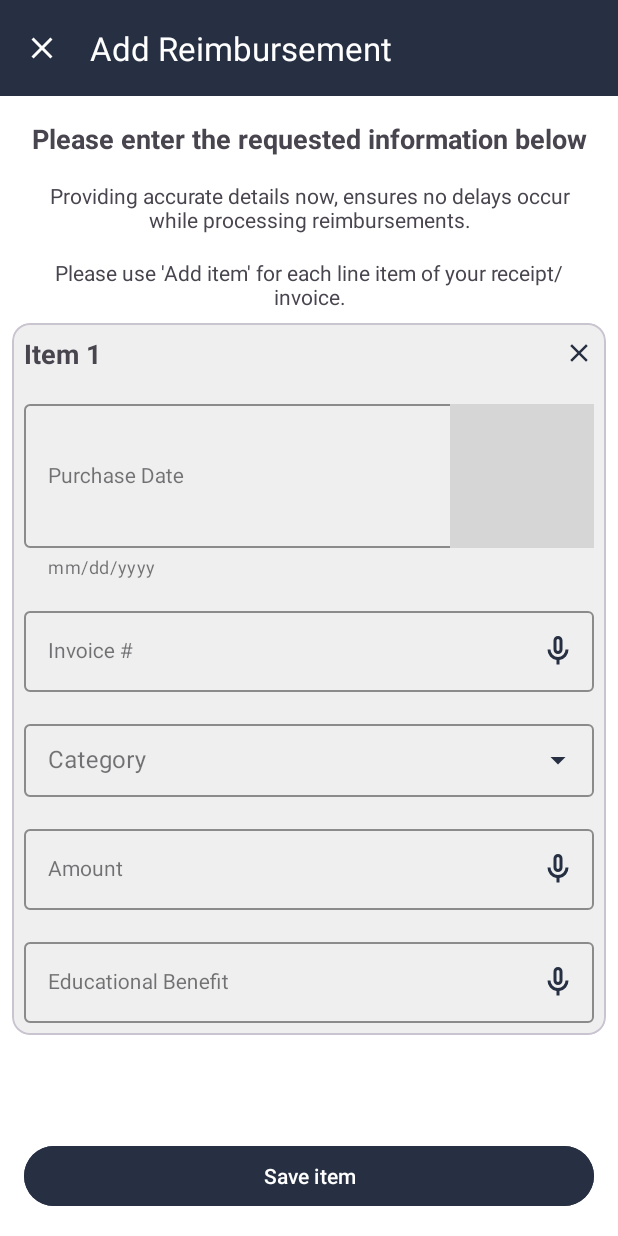
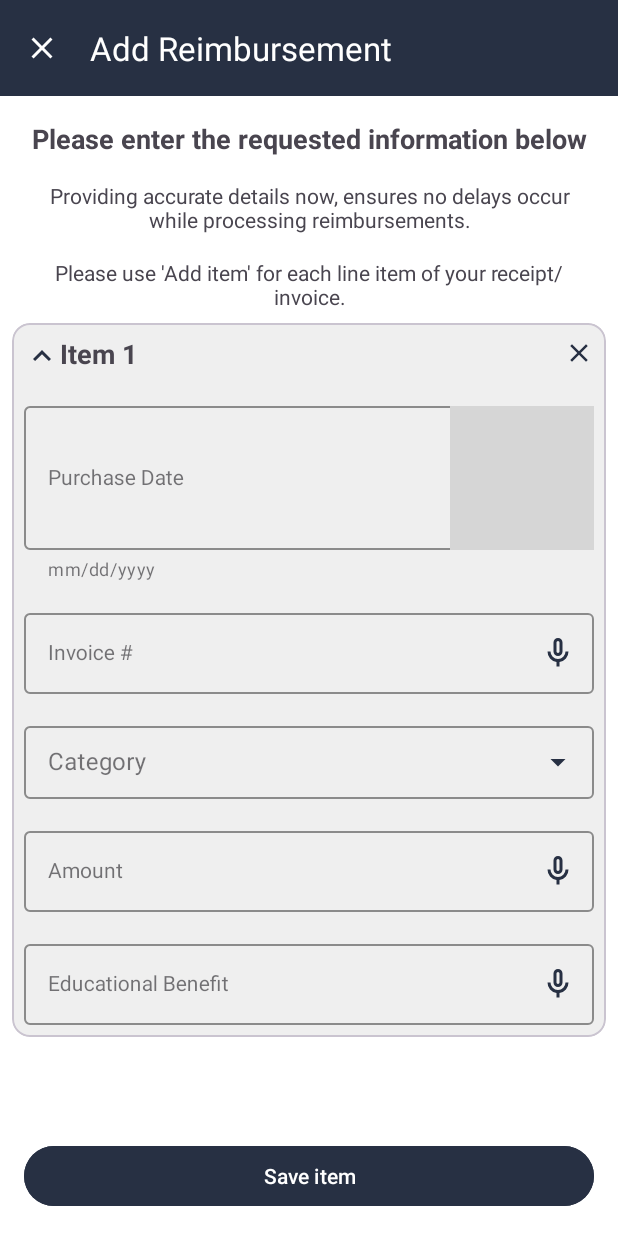
Before and after one commit to sanjamilunovic/master, an Android app: the fragment StepThreeFragment placed in its activity, on a phone screen of 412 x 824 dp. Run offline under Robolectric (Android 15) with nearby library versions, the phone set to English and light mode, and no system bars; our stand-ins replace ButterKnife; libraries missing offline, so code that uses them is left out: com.stepstone.stepper; plain views replace StepperLayout; 2 statements that could not run were skipped; grey boxes are pictures that could not be loaded.

Commit message:
Update permissions

```diff
--- a/app/src/main/java/com/example/ema/adapters/AddItemAdapter.java
+++ b/app/src/main/java/com/example/ema/adapters/AddItemAdapter.java
@@ -272,9 +272,9 @@ public class AddItemAdapter extends RecyclerView.Adapter<AddItemAdapter.AddItemV
 
         holder.txtItem.setText("Item" + " " + (position + 1));
         holder.mainCont.setOnClickListener(v -> onClick(holder, position));
-        holder.cardViewCont.setOnClickListener(v -> onCardViewClick(holder));
         holder.iconDelete.setOnClickListener(v -> deleteItem(holder, position));
-        holder.imageViewExpandCollapse.setOnClickListener(v -> expandCollapseItem(holder));
+        holder.imageViewExpandMore.setOnClickListener(v -> expandItem(holder));
+        holder.imageViewCollapse.setOnClickListener(v -> collapseItem(holder));
 
         if(item.getPurchaseDate()!=null) {
             SimpleDateFormat sdf = new SimpleDateFormat("MM/dd/yyyy", Locale.getDefault());
@@ -310,7 +310,10 @@ public class AddItemAdapter extends RecyclerView.Adapter<AddItemAdapter.AddItemV
         if(lstItems.size()-1==position) {
             currentViewHolder = holder;
             currentViewHolder.detailsLayout.setVisibility(View.VISIBLE);
+            currentViewHolder.imageViewExpandMore.setVisibility(View.GONE);
+            currentViewHolder.imageViewCollapse.setVisibility(View.VISIBLE);
         }
+
 
 
     }
@@ -358,8 +361,10 @@ public class AddItemAdapter extends RecyclerView.Adapter<AddItemAdapter.AddItemV
         LinearLayout detailsLayout;
         @BindView(R.id.iconDelete)
         ImageView iconDelete;
-        @BindView(R.id.imageViewExpandCollapse)
-        ImageView imageViewExpandCollapse;
+        @BindView(R.id.imageViewExpandMore)
+        ImageView imageViewExpandMore;
+        @BindView(R.id.imageViewCollapse)
+        ImageView imageViewCollapse;
 
         public AddItemViewHolder(View itemView) {
             super(itemView);
@@ -372,44 +377,26 @@ public class AddItemAdapter extends RecyclerView.Adapter<AddItemAdapter.AddItemV
         currentViewHolder = holder;
     }
 
-    private void expandCollapseItem(AddItemAdapter.AddItemViewHolder holder) {
+    private void expandItem(AddItemAdapter.AddItemViewHolder holder) {
         currentViewHolder.detailsLayout.setVisibility(View.GONE);
-        currentViewHolder.imageViewExpandCollapse.setImageResource(R.drawable.ic_expand_more);
-        isExpanded = !isExpanded;
-        if (isExpanded) {
-            holder.imageViewExpandCollapse.setImageResource(R.drawable.ic_expand_less);
-            holder.detailsLayout.setVisibility(View.VISIBLE);
-            currentViewHolder = holder;
-        } else {
-            holder.imageViewExpandCollapse.setImageResource(R.drawable.ic_expand_more);
-            holder.detailsLayout.setVisibility(View.GONE);
+        currentViewHolder.imageViewExpandMore.setVisibility(View.VISIBLE);
+        currentViewHolder.imageViewCollapse.setVisibility(View.GONE);
+        holder.detailsLayout.setVisibility(View.VISIBLE);
+        holder.imageViewExpandMore.setVisibility(View.GONE);
+        holder.imageViewCollapse.setVisibility(View.VISIBLE);
+        currentViewHolder = holder;
         }
 
-//        if (holder != currentViewHolder && currentViewHolder != null) {
-//            currentViewHolder.detailsLayout.setVisibility(View.GONE);
-//            currentViewHolder.imageViewExpandCollapse.setImageResource(R.drawable.ic_expand_more);
-//            int cardViewVisibility = (holder.detailsLayout.getVisibility() == View.GONE) ? View.VISIBLE : View.GONE;
-//            holder.detailsLayout.setVisibility(cardViewVisibility);
-//            if(holder.detailsLayout.getVisibility()==View.VISIBLE){
-//                holder.imageViewExpandCollapse.setImageResource(R.drawable.ic_expand_less);
-//            }else{
-//                holder.imageViewExpandCollapse.setImageResource(R.drawable.ic_expand_more);
-//            }
-//            currentViewHolder = holder;
-//        }
-
-
+    private void collapseItem(AddItemAdapter.AddItemViewHolder holder) {
+        currentViewHolder.detailsLayout.setVisibility(View.GONE);
+        currentViewHolder.imageViewExpandMore.setVisibility(View.VISIBLE);
+        currentViewHolder.imageViewCollapse.setVisibility(View.GONE);
+        holder.detailsLayout.setVisibility(View.GONE);
+        holder.imageViewExpandMore.setVisibility(View.VISIBLE);
+        holder.imageViewCollapse.setVisibility(View.GONE);
+        currentViewHolder = holder;
     }
 
-    private void onCardViewClick(AddItemAdapter.AddItemViewHolder holder) {
-        if (holder != currentViewHolder && currentViewHolder != null) {
-            currentViewHolder.detailsLayout.setVisibility(View.GONE);
-            int cardViewVisibility = (holder.detailsLayout.getVisibility() == View.GONE) ? View.VISIBLE : View.GONE;
-            holder.detailsLayout.setVisibility(cardViewVisibility);
-            holder.imageViewExpandCollapse.setImageResource(R.drawable.ic_expand_less);
-            currentViewHolder = holder;
-        }
-    }
 
     private void showDatePicker(AddItemAdapter.AddItemViewHolder holder) {
         MaterialDatePicker<Long> datePicker = MaterialDatePicker.Builder.datePicker()
@@ -550,7 +537,8 @@ public class AddItemAdapter extends RecyclerView.Adapter<AddItemAdapter.AddItemV
             lstItems.set(lastSelectedPosition, itemViewModel);
             currentViewHolder.txtItem.setText(itemViewModel.getDescription());
             currentViewHolder.detailsLayout.setVisibility(View.GONE);
-            currentViewHolder.imageViewExpandCollapse.setVisibility(View.VISIBLE);
+            currentViewHolder.imageViewExpandMore.setVisibility(View.VISIBLE);
+            currentViewHolder.imageViewCollapse.setVisibility(View.GONE);
             Toast.makeText(context, "Item saved.", Toast.LENGTH_SHORT).show();
         }
 
@@ -562,8 +550,9 @@ public class AddItemAdapter extends RecyclerView.Adapter<AddItemAdapter.AddItemV
         lastSelectedPosition = lstItems.size() - 1;
         if (currentViewHolder != null) {
             currentViewHolder.detailsLayout.setVisibility(View.GONE);
+            currentViewHolder.imageViewCollapse.setVisibility(View.GONE);
+            currentViewHolder.imageViewExpandMore.setVisibility(View.VISIBLE);
         }
-
         notifyItemInserted(lstItems.size() - 1);
         notifyDataSetChanged();
 
--- a/app/src/main/res/layout/list_add_item.xml
+++ b/app/src/main/res/layout/list_add_item.xml
@@ -28,13 +28,22 @@
                     android:orientation="horizontal">
 
                     <ImageView
-                        android:id="@+id/imageViewExpandCollapse"
+                        android:id="@+id/imageViewExpandMore"
                         android:layout_width="wrap_content"
                         android:layout_height="wrap_content"
                         android:src="@drawable/ic_expand_more"
                         app:tint="@color/primaryBlue"
                         android:layout_marginTop = "2dp"
                         android:visibility="gone"
+                        android:clickable="true"/>
+
+                    <ImageView
+                        android:id="@+id/imageViewCollapse"
+                        android:layout_width="wrap_content"
+                        android:layout_height="wrap_content"
+                        android:src="@drawable/ic_expand_less"
+                        app:tint="@color/primaryBlue"
+                        android:layout_marginTop = "2dp"
                         android:clickable="true"/>
 
                 <TextView
```
